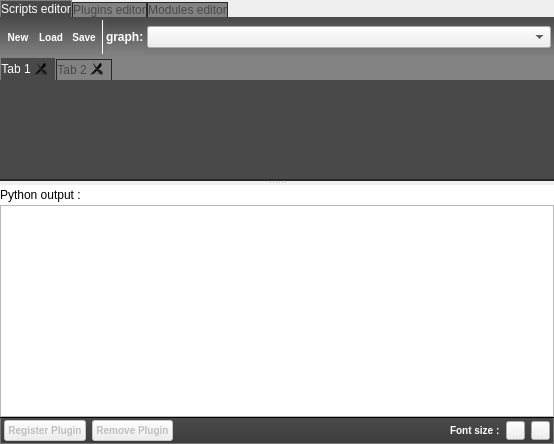
Before: the Qt Designer form library/talipot-python/designer/PythonIDE.ui in renoust/talipot, drawn with Qt 5.
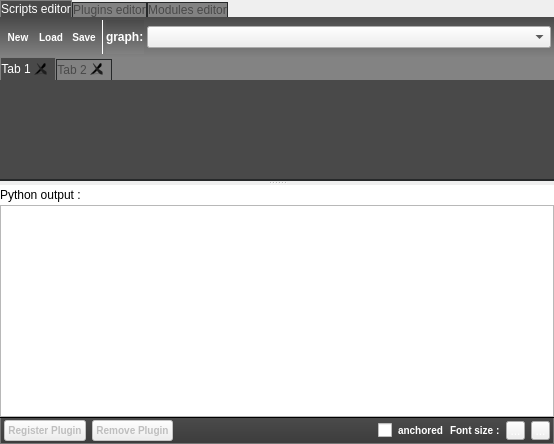
After: the same form once the commit is applied. The open tabs and pages were chosen to show the change. Icons and pictures are not drawn. Custom widgets are drawn as their Qt base class.

Commit message:
talipot-python: Allow Python IDE anchoring in the main Talipot window
Turning the Python IDE to a separate dialog was such a bad idea in terms of ergonomics.
So anchor it back in the right part of the main Talipot window by default.
The IDE can still be displayed in a separate dialog if needed through the use
of a new checkbox in its UI. The preference will be saved in the Talipot settings
to keep it at next application startup.

```diff
--- a/library/talipot-python/designer/PythonIDE.ui
+++ b/library/talipot-python/designer/PythonIDE.ui
@@ -1434,6 +1434,9 @@
       </layout>
      </widget>
      <widget class="QWidget" name="page_2">
+      <property name="styleSheet">
+       <string notr="true"/>
+      </property>
       <layout class="QHBoxLayout" name="horizontalLayout_7">
        <property name="spacing">
         <number>0</number>
@@ -1542,6 +1545,24 @@
             </property>
            </widget>
           </item>
+           <item>
+           <widget class="QCheckBox" name="anchoredCB_2">
+            <property name="toolTip">
+             <string>Anchor the Python IDE window to the main Tulip window</string>
+            </property>
+            <property name="styleSheet">
+             <string notr="true">QCheckBox {
+  border: none;
+  color: white;
+  font: bold;
+  font-size: 10px;
+}</string>
+            </property>
+            <property name="text">
+             <string>anchored</string>
+            </property>
+           </widget>
+          </item>
           <item>
            <widget class="QLabel" name="label_3">
             <property name="font">
```
Left out of the diff: 29 changed lines with no effect on the pictures. The commit also changes 7 other files.
